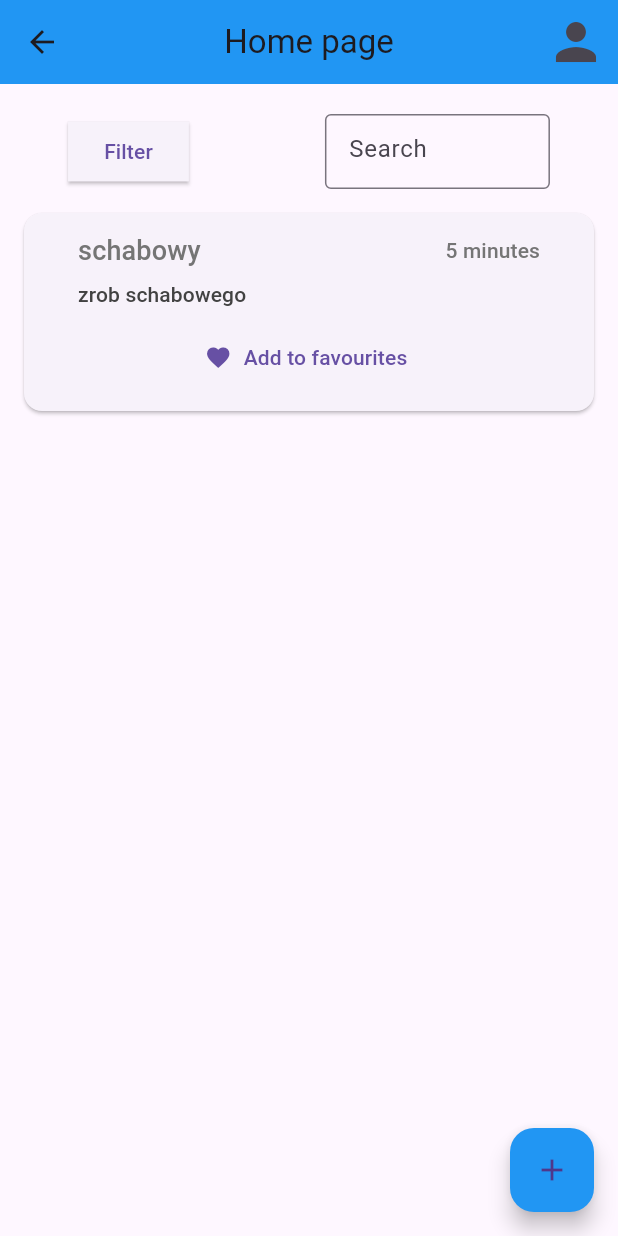
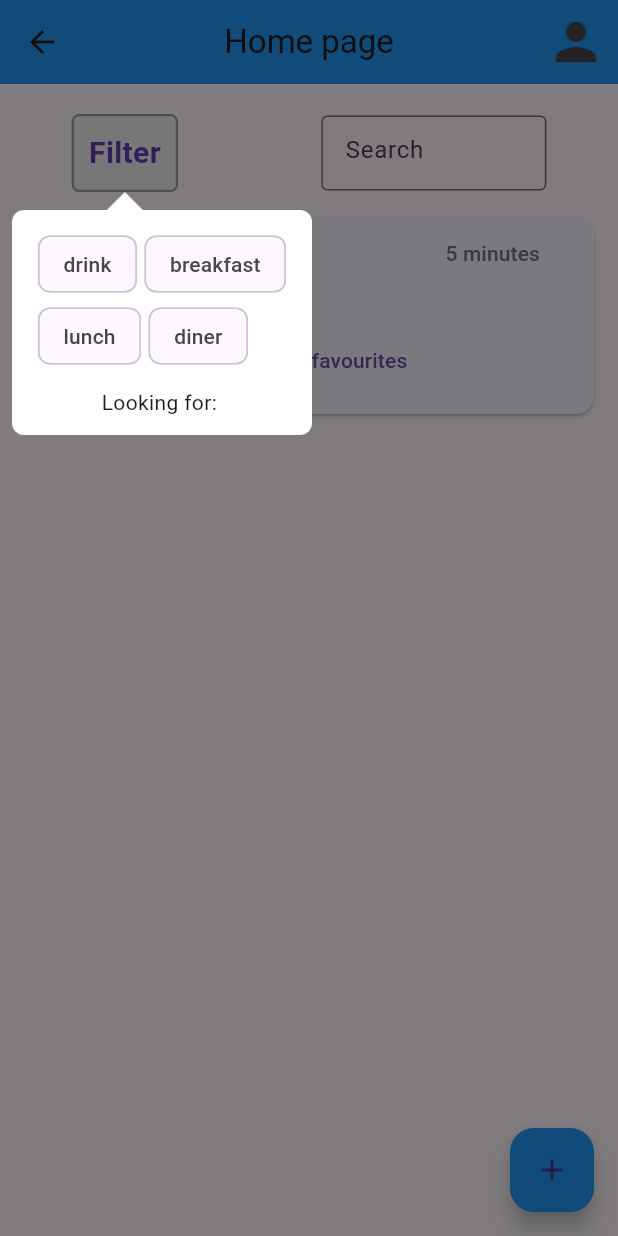
Before and after one commit to xdCranx/RecipeWorld, a Flutter app: the HomePage screen opened by its route, after a tap on "Filter", on a phone screen of 412 x 824 dp. Run offline on Flutter 3.47's test engine with Material 3 defaults, Android fonts, the phone set to English and light mode, and no system bars; our stand-ins replace popover.

Commit message:
added filter button in home.dart

```diff
--- a/frontend/lib/main.dart
+++ b/frontend/lib/main.dart
@@ -8,6 +8,7 @@ import 'pages/login.dart';
 import 'pages/my_recipes.dart';
 import 'pages/recipe_page.dart';
 import 'pages/add_recipe.dart';
+import 'pages/test_page.dart';
 
 void main() {
 
@@ -20,6 +21,7 @@ void main() {
         '/myrecipes': (context) => MyRecipesPage(),
         '/recipe': (context) => RecipePage(),
         '/add_recipe': (context) => AddRecipePage(),
+        '/test_page': (context) => TestPage(),
       }
   ));
 }
--- a/frontend/lib/pages/add_recipe.dart
+++ b/frontend/lib/pages/add_recipe.dart
@@ -134,7 +134,6 @@ class _AddRecipePageState extends State<AddRecipePage> {
                 availableIngredients.remove(ingredient);
                 addedIngredients.add(ingredient);
 
-
               });
             },
                 child: Text(ingredient.name))).toList()),
--- a/frontend/lib/pages/home.dart
+++ b/frontend/lib/pages/home.dart
@@ -2,6 +2,7 @@ import 'package:flutter/material.dart';
 import 'package:recipe_world2/services/recipe_list.dart';
 import '/services/recipe.dart';
 import '/services/recipe_list.dart';
+import '/services/category_filter.dart';
 
 class HomePage extends StatefulWidget {
   const HomePage({super.key});
@@ -49,16 +50,11 @@ class _HomePageState extends State<HomePage> {
           SizedBox(
               height: 20
           ),
+
           Row(
             mainAxisAlignment: MainAxisAlignment.spaceAround,
             children: [
-
-              ElevatedButton(onPressed: (){//TODO: IMPLEMENT FILTERING
-                 },
-                  style: ElevatedButton.styleFrom(
-                    shape: RoundedRectangleBorder(),
-                  ),
-                  child: Text('Filter')),
+              FilterButton(),
 
               SizedBox(
                 width: 150,
--- /dev/null
+++ b/frontend/lib/services/category_filter.dart
@@ -0,0 +1,97 @@
+import 'package:flutter/material.dart';
+import 'package:popover/popover.dart';
+
+enum Categories { drink, breakfast, lunch, diner }
+
+
+class FilterCategoriesChip extends StatefulWidget {
+  const FilterCategoriesChip({super.key});
+
+  @override
+  State<FilterCategoriesChip> createState() => _FilterCategoriesChipState();
+}
+
+class _FilterCategoriesChipState extends State<FilterCategoriesChip> {
+  Set<Categories> filters = <Categories>{};
+
+  @override
+  Widget build(BuildContext context) {
+
+
+    return Center(
+      child: Column(
+        mainAxisAlignment: MainAxisAlignment.center,
+        children: <Widget>[
+
+          Wrap(
+            spacing: 5.0,
+            children: Categories.values.map((Categories exercise) {
+              return FilterChip(
+                label: Text(exercise.name),
+                selected: filters.contains(exercise),
+                onSelected: (bool selected) {
+                  setState(() {
+                    if (selected) {
+                      filters.add(exercise);
+                    } else {
+                      filters.remove(exercise);
+                    }
+                  });
+                },
+              );
+            }).toList(),
+          ),
+          const SizedBox(height: 10.0),
+          Text(
+            'Looking for: ${filters.map((Categories e) => e.name).join(', ')}',
+
+          ),
+        ],
+      ),
+    );
+  }
+}
+
+
+
+
+
+class FilterButton extends StatefulWidget {
+
+  FilterButton({super.key});
+
+  @override
+  State<FilterButton> createState() => _FilterButtonState();
+}
+
+class _FilterButtonState extends State<FilterButton> {
+  @override
+  Widget build(BuildContext context) {
+    return GestureDetector(
+      onTap: () {
+        showPopover(context: context, bodyBuilder: (context)=> Container(
+          height: 150,
+          child: FilterCategoriesChip(),
+
+        ));
+      },
+      child: Container(
+          padding: EdgeInsets.all(10),
+          decoration: BoxDecoration(
+            border: Border.all(
+                color: Colors.grey,
+                width: 1.5
+            ),
+            borderRadius: BorderRadius.all(Radius.circular(5)),
+            color: Colors.grey[200],
+          ),
+          child: Text("Filter",
+            style: TextStyle(
+                fontSize: 20, color: Colors.deepPurple,
+                fontWeight: FontWeight.bold
+            ),)
+      ),
+
+    );
+  }
+}
--- a/frontend/lib/services/dropdown_menu.dart
+++ b/frontend/lib/services/dropdown_menu.dart
@@ -1,5 +1,6 @@
 import 'package:flutter/material.dart';
 import 'package:popover/popover.dart';
+
 
 
 
--- a/frontend/pubspec.yaml
+++ b/frontend/pubspec.yaml
@@ -36,6 +36,7 @@ dependencies:
   # Use with the CupertinoIcons class for iOS style icons.
   cupertino_icons: ^1.0.2
   popover: ^0.2.8+2
+  filter_list: ^1.0.2
 
 dev_dependencies:
   flutter_test:
```
Also changed, not shown: frontend/pubspec.lock.
